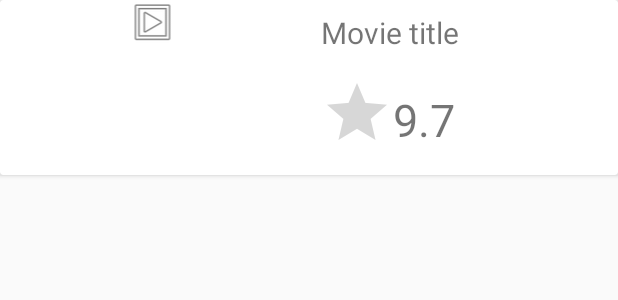
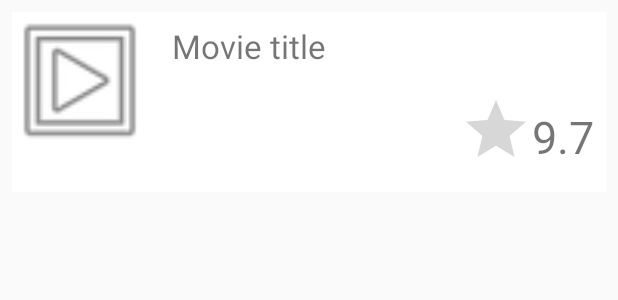
Before and after one commit to bohdanuhryn/kinoafisha, an Android app: the layout list_item_movie.xml on its own in the app's theme, with its tools: preview values and no code run, on a phone screen of 412 x 824 dp. Shown: the top 300 px of the screen. Run offline under Robolectric (Android 15) with nearby library versions, the phone set to English and light mode, and no system bars.

Commit message:
2nd commit

```diff
--- a/app/build.gradle
+++ b/app/build.gradle
@@ -28,4 +28,6 @@ dependencies {
     compile 'com.android.support:recyclerview-v7:22.2.1'
     compile 'com.jakewharton:butterknife:7.0.1'
     compile 'com.squareup.picasso:picasso:2.5.2'
+    compile 'com.squareup.retrofit2:retrofit:2.0.0-beta4'
+    compile 'org.jsoup:jsoup:1.8.3'
 }
--- a/app/src/main/AndroidManifest.xml
+++ b/app/src/main/AndroidManifest.xml
@@ -1,6 +1,8 @@
 <?xml version="1.0" encoding="utf-8"?>
 <manifest xmlns:android="http://schemas.android.com/apk/res/android"
     package="com.bohdanuhryn.kinoafisha" >
+
+    <uses-permission android:name="android.permission.INTERNET" />
 
     <application
         android:allowBackup="true"
--- a/app/src/main/res/layout/list_item_movie.xml
+++ b/app/src/main/res/layout/list_item_movie.xml
@@ -1,57 +1,65 @@
 <?xml version="1.0" encoding="utf-8"?>
-<android.support.v7.widget.CardView
+<LinearLayout
+    android:layout_width="match_parent"
+    android:layout_height="wrap_content"
+    android:padding="@dimen/half_padding"
     xmlns:card_view="http://schemas.android.com/apk/res-auto"
     xmlns:android="http://schemas.android.com/apk/res/android"
-    xmlns:tools="http://schemas.android.com/tools"
+    xmlns:tools="http://schemas.android.com/tools">
+
+    <android.support.v7.widget.CardView
         android:layout_width="match_parent"
-    android:layout_height="wrap_content"
-    card_view:cardCornerRadius="2dp">
+        android:layout_height="120dp"
+        android:padding="@dimen/half_padding"
+        card_view:cardCornerRadius="0dp">
 
         <LinearLayout
             android:layout_width="match_parent"
-        android:layout_height="wrap_content"
+            android:layout_height="match_parent"
             android:orientation="horizontal">
 
             <LinearLayout
                 android:layout_width="0dp"
-            android:layout_height="wrap_content"
+                android:layout_height="match_parent"
                 android:layout_weight="1">
 
                 <ImageView
                     android:id="@+id/movie_poster"
                     android:layout_width="match_parent"
-                android:layout_height="wrap_content"
-                android:layout_gravity="center_horizontal"
+                    android:layout_height="match_parent"
+                    android:scaleType="fitStart"
                     tools:src="@android:drawable/ic_menu_slideshow"/>
 
             </LinearLayout>
 
-        <LinearLayout
+            <RelativeLayout
                 android:layout_width="0dp"
-            android:layout_height="wrap_content"
-            android:layout_weight="1"
-            android:orientation="vertical">
+                android:layout_height="match_parent"
+                android:layout_weight="3">
 
                 <TextView
                     android:id="@+id/movie_name"
                     android:layout_width="wrap_content"
                     android:layout_height="wrap_content"
                     android:padding="@dimen/half_padding"
-                android:textSize="20sp"
+                    android:textSize="22sp"
                     android:text="Movie title"/>
 
                 <LinearLayout
                     android:layout_width="match_parent"
                     android:layout_height="wrap_content"
                     android:padding="@dimen/half_padding"
-                android:gravity="center_vertical"
+                    android:layout_alignParentBottom="true"
+                    android:gravity="center_vertical|right"
                     android:orientation="horizontal">
 
                     <RatingBar
                         android:id="@+id/movie_rating_bar"
                         android:layout_width="wrap_content"
                         android:layout_height="wrap_content"
+                        android:clickable="false"
                         android:numStars="1"
+                        android:stepSize="0.1"
                         android:isIndicator="true" />
 
                     <TextView
@@ -63,8 +71,10 @@
 
                 </LinearLayout>
 
-        </LinearLayout>
+            </RelativeLayout>
 
         </LinearLayout>
 
     </android.support.v7.widget.CardView>
+
+</LinearLayout>
```
Also changed, not shown: app/src/main/java/com/bohdanuhryn/kinoafisha/adapters/MoviesAdapter.java (+5 -5 lines), app/src/main/java/com/bohdanuhryn/kinoafisha/client/IKinoApi.java (added, +19 -0 lines), app/src/main/java/com/bohdanuhryn/kinoafisha/client/KinoManager.java (added, +39 -0 lines), app/src/main/java/com/bohdanuhryn/kinoafisha/client/KinoParser.java (added, +73 -0 lines), app/src/main/java/com/bohdanuhryn/kinoafisha/fragments/MainFragment.java (+35 -4 lines), app/src/main/java/com/bohdanuhryn/kinoafisha/model/Movie.java (+5 -3 lines), 1 other file. Lines whose indentation alone changed are shown as unchanged.
